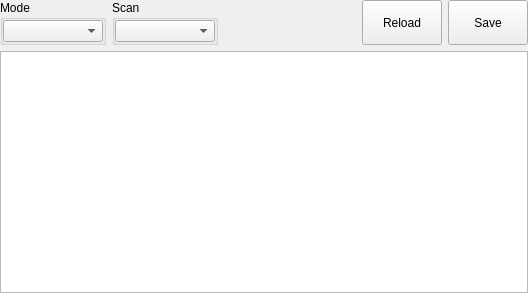
Before: the Qt Designer form xprocesswidgetadvanced.ui in horsicq/XProcessWidget, drawn with Qt 5.
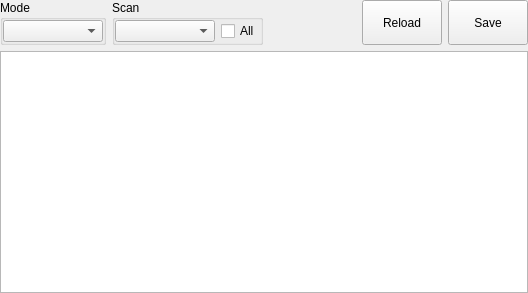
After: the same form once the commit is applied.

Diff of the .ui file:
```diff
--- a/xprocesswidgetadvanced.ui
+++ b/xprocesswidgetadvanced.ui
@@ -64,7 +64,7 @@
        <property name="title">
         <string>Scan</string>
        </property>
-       <layout class="QVBoxLayout" name="verticalLayout_3">
+       <layout class="QHBoxLayout" name="horizontalLayout_2">
         <property name="leftMargin">
          <number>0</number>
         </property>
@@ -87,6 +87,13 @@
           </property>
          </widget>
         </item>
+        <item>
+         <widget class="QCheckBox" name="checkBoxScanProcessesAll">
+          <property name="text">
+           <string>All</string>
+          </property>
+         </widget>
+        </item>
        </layout>
       </widget>
      </item>
```
